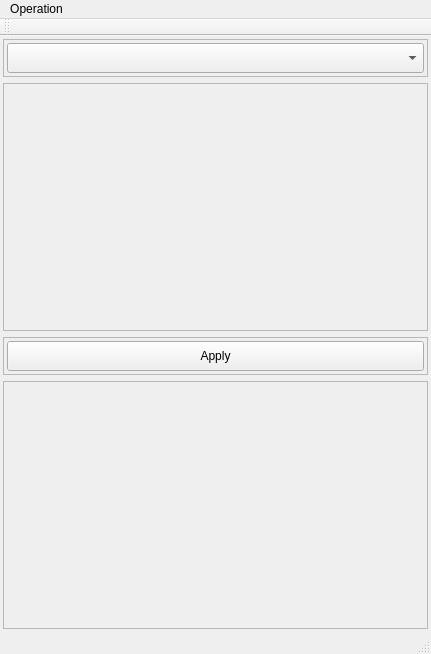
Before: the Qt Designer form src/LibHeaderFileAutoSyncUpdate/CustomQMainWindow.ui in Aeroscisss/QtDesktopApplicationCluster, drawn with Qt 5.
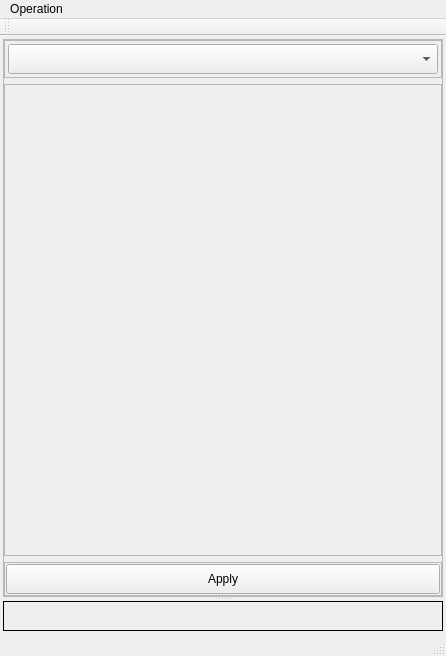
After: the same form once the commit is applied.

```diff
--- a/src/LibHeaderFileAutoSyncUpdate/CustomQMainWindow.ui
+++ b/src/LibHeaderFileAutoSyncUpdate/CustomQMainWindow.ui
@@ -6,8 +6,8 @@
    <rect>
     <x>0</x>
     <y>0</y>
-    <width>431</width>
-    <height>654</height>
+    <width>446</width>
+    <height>656</height>
    </rect>
   </property>
   <property name="windowTitle">
@@ -27,14 +27,85 @@
     <property name="bottomMargin">
      <number>3</number>
     </property>
+    <property name="spacing">
+     <number>3</number>
+    </property>
     <item row="0" column="0">
-     <widget class="QFrame" name="frame_select">
+     <widget class="QSplitter" name="splitter">
+      <property name="orientation">
+       <enum>Qt::Vertical</enum>
+      </property>
+      <widget class="QFrame" name="frame_patternControl">
+       <property name="frameShape">
+        <enum>QFrame::StyledPanel</enum>
+       </property>
+       <property name="frameShadow">
+        <enum>QFrame::Raised</enum>
+       </property>
+       <layout class="QGridLayout" name="gridLayout_patternControl">
+        <property name="leftMargin">
+         <number>0</number>
+        </property>
+        <property name="topMargin">
+         <number>0</number>
+        </property>
+        <property name="rightMargin">
+         <number>0</number>
+        </property>
+        <property name="bottomMargin">
+         <number>0</number>
+        </property>
+        <item row="1" column="0">
+         <widget class="QScrollArea" name="frame_pattern">
+          <property name="widgetResizable">
+           <bool>true</bool>
+          </property>
+          <widget class="QWidget" name="scrollAreaWidgetContents">
+           <property name="geometry">
+            <rect>
+             <x>0</x>
+             <y>0</y>
+             <width>436</width>
+             <height>473</height>
+            </rect>
+           </property>
+           <layout class="QGridLayout" name="gridLayout_scrollArea">
+            <property name="leftMargin">
+             <number>0</number>
+            </property>
+            <property name="topMargin">
+             <number>0</number>
+            </property>
+            <property name="rightMargin">
+             <number>0</number>
+            </property>
+            <property name="bottomMargin">
+             <number>0</number>
+            </property>
+            <property name="spacing">
+             <number>3</number>
+            </property>
+            <item row="0" column="0">
+             <layout class="QVBoxLayout" name="verticalLayout_pattern"/>
+            </item>
+           </layout>
+          </widget>
+         </widget>
+        </item>
+        <item row="0" column="0">
+         <widget class="QFrame" name="frame_patternSelect">
       <property name="sizePolicy">
        <sizepolicy hsizetype="Preferred" vsizetype="Fixed">
         <horstretch>0</horstretch>
         <verstretch>0</verstretch>
        </sizepolicy>
       </property>
+          <property name="minimumSize">
+           <size>
+            <width>0</width>
+            <height>36</height>
+           </size>
+          </property>
       <property name="frameShape">
        <enum>QFrame::StyledPanel</enum>
       </property>
@@ -54,7 +125,10 @@
        <property name="bottomMargin">
         <number>3</number>
        </property>
-       <item row="0" column="0">
+           <property name="spacing">
+            <number>3</number>
+           </property>
+           <item row="1" column="0">
         <widget class="QComboBox" name="comboBox_paternSelect">
          <property name="minimumSize">
           <size>
@@ -67,30 +141,6 @@
       </layout>
      </widget>
     </item>
-    <item row="1" column="0">
-     <widget class="QFrame" name="frame_paths">
-      <property name="frameShape">
-       <enum>QFrame::StyledPanel</enum>
-      </property>
-      <property name="frameShadow">
-       <enum>QFrame::Raised</enum>
-      </property>
-      <layout class="QGridLayout" name="gridLayout_paths">
-       <property name="leftMargin">
-        <number>3</number>
-       </property>
-       <property name="topMargin">
-        <number>3</number>
-       </property>
-       <property name="rightMargin">
-        <number>3</number>
-       </property>
-       <property name="bottomMargin">
-        <number>3</number>
-       </property>
-      </layout>
-     </widget>
-    </item>
     <item row="2" column="0">
      <widget class="QFrame" name="frame_btns">
       <property name="sizePolicy">
@@ -107,15 +157,18 @@
       </property>
       <layout class="QGridLayout" name="gridLayout_btns">
        <property name="leftMargin">
-        <number>3</number>
+            <number>1</number>
        </property>
        <property name="topMargin">
-        <number>3</number>
+            <number>1</number>
        </property>
        <property name="rightMargin">
-        <number>3</number>
+            <number>1</number>
        </property>
        <property name="bottomMargin">
+            <number>1</number>
+           </property>
+           <property name="spacing">
         <number>3</number>
        </property>
        <item row="0" column="0">
@@ -134,13 +187,20 @@
       </layout>
      </widget>
     </item>
-    <item row="3" column="0">
+       </layout>
+      </widget>
      <widget class="QFrame" name="frame_msgBrowser">
+       <property name="minimumSize">
+        <size>
+         <width>0</width>
+         <height>30</height>
+        </size>
+       </property>
       <property name="frameShape">
-       <enum>QFrame::StyledPanel</enum>
+        <enum>QFrame::Box</enum>
       </property>
       <property name="frameShadow">
-       <enum>QFrame::Raised</enum>
+        <enum>QFrame::Plain</enum>
       </property>
       <layout class="QGridLayout" name="gridLayout_msgBrowser">
        <property name="leftMargin">
@@ -157,6 +217,7 @@
        </property>
       </layout>
      </widget>
+     </widget>
     </item>
    </layout>
   </widget>
@@ -165,8 +226,8 @@
     <rect>
      <x>0</x>
      <y>0</y>
-     <width>431</width>
-     <height>23</height>
+     <width>446</width>
+     <height>22</height>
     </rect>
    </property>
    <widget class="QMenu" name="menuOperation">
```
Left out of the diff: 6 changed lines with no effect on the pictures. Lines whose indentation alone changed are shown as unchanged.
